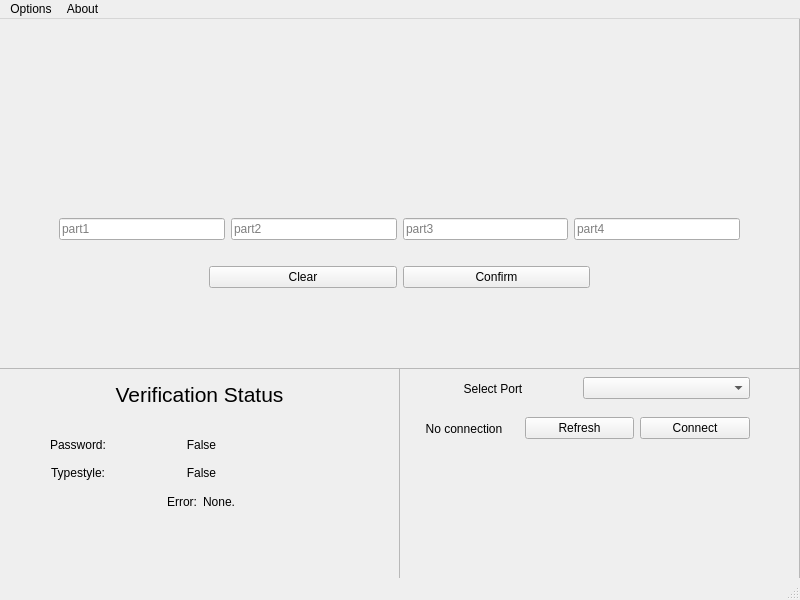
Old version of the form ui/mainwindow.ui in the repository cyc-987/K-Verification.
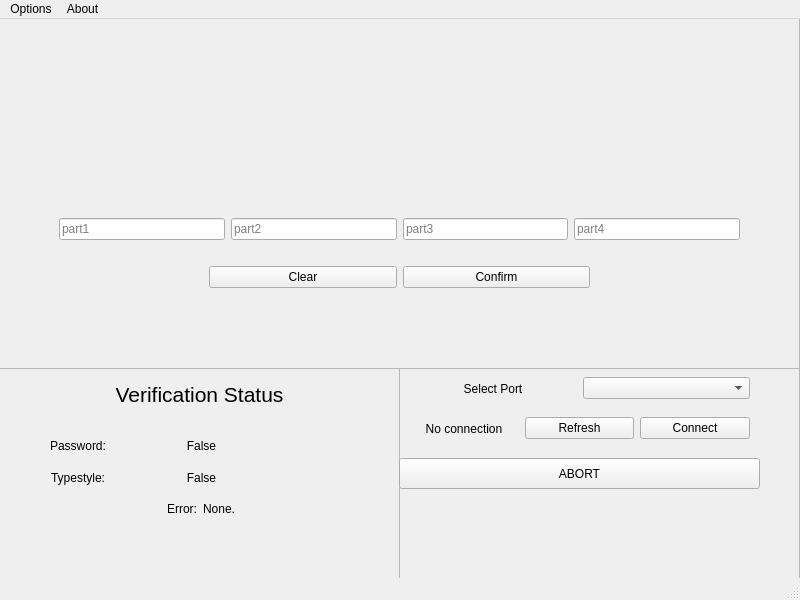
New version of the form.

Commit message: update: 加入abort按钮与相关逻辑

Patch:
```diff
--- a/ui/mainwindow.ui
+++ b/ui/mainwindow.ui
@@ -202,13 +202,13 @@
     <property name="frameShadow">
      <enum>QFrame::Raised</enum>
     </property>
-    <widget class="QWidget" name="">
+    <widget class="QWidget" name="layoutWidget">
      <property name="geometry">
       <rect>
        <x>10</x>
        <y>4</y>
        <width>381</width>
-       <height>151</height>
+       <height>159</height>
       </rect>
      </property>
      <layout class="QVBoxLayout" name="verticalLayout_2">
@@ -447,6 +447,19 @@
       </item>
      </layout>
     </widget>
+    <widget class="QPushButton" name="abortButton">
+     <property name="geometry">
+      <rect>
+       <x>0</x>
+       <y>90</y>
+       <width>361</width>
+       <height>31</height>
+      </rect>
+     </property>
+     <property name="text">
+      <string>ABORT</string>
+     </property>
+    </widget>
    </widget>
   </widget>
   <widget class="QMenuBar" name="menubar">
```
Left out of the diff: 17 changed lines with no effect on the pictures. The commit also changes 4 other files.
